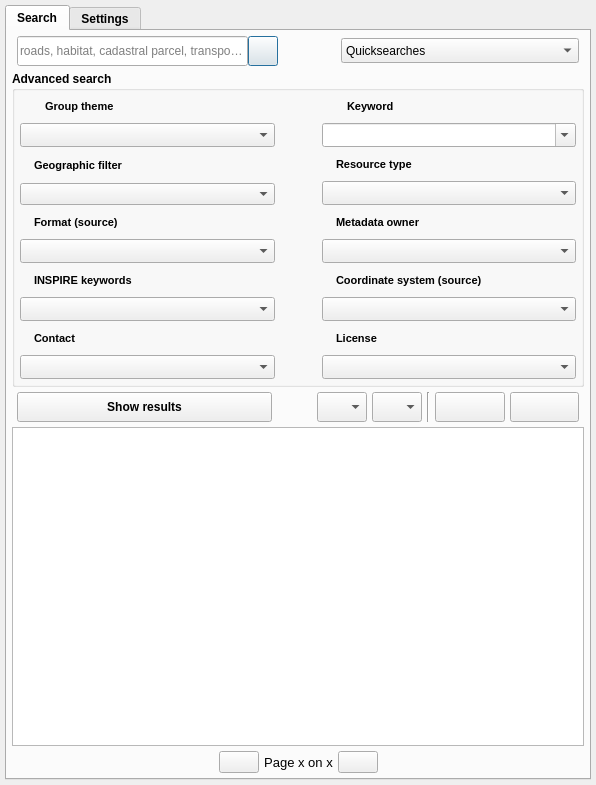
Qt form ui/isogeo_dockwidget_base.ui (isogeo/isogeo-plugin-qgis) before a commit.
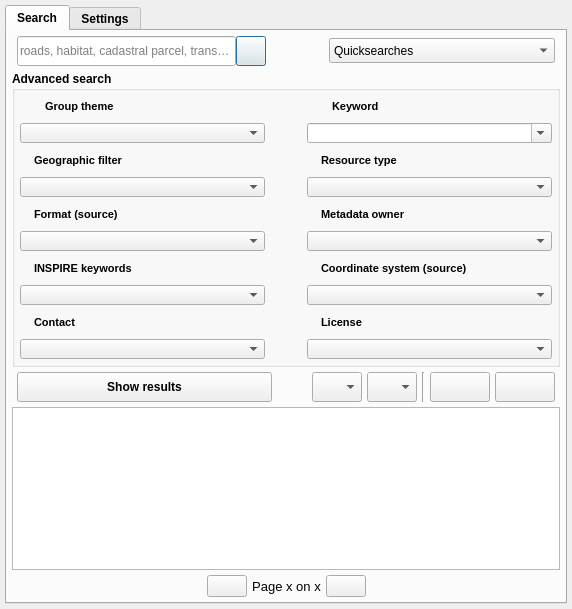
The same form after that commit. Icons and pictures are not drawn. Custom widgets are drawn as their Qt base class.

Commit message:
Decrease DockWidget minimum height
#421

Diff of the .ui file:
```diff
--- a/ui/isogeo_dockwidget_base.ui
+++ b/ui/isogeo_dockwidget_base.ui
@@ -6,14 +6,14 @@
    <rect>
     <x>0</x>
     <y>0</y>
-    <width>596</width>
-    <height>785</height>
+    <width>572</width>
+    <height>609</height>
    </rect>
   </property>
   <property name="minimumSize">
    <size>
-    <width>596</width>
-    <height>740</height>
+    <width>572</width>
+    <height>609</height>
    </size>
   </property>
   <property name="maximumSize">
@@ -145,7 +145,7 @@
            </font>
           </property>
           <property name="styleSheet">
-           <string notr="true">QgsCollapsibleGroupBoxBasic::title, QgsCollapsibleGroupBox::title {  subcontrol-origin: margin;  subcontrol-position: top left;  margin-left: 5px;  margin-right: 5px;  left: 0px;  top: 1px;}QgsCollapsibleGroupBoxBasic::title, QgsCollapsibleGroupBox::title {  subcontrol-origin: margin;  subcontrol-position: top left;  margin-left: 20px;  margin-right: 5px;  left: 0px;  top: 1px;}QgsCollapsibleGroupBoxBasic::title, QgsCollapsibleGroupBox::title {  subcontrol-origin: margin;  subcontrol-position: top left;  margin-left: 20px;  margin-right: 5px;  left: 0px;  top: 1px;}QgsCollapsibleGroupBoxBasic::title, QgsCollapsibleGroupBox::title {  subcontrol-origin: margin;  subcontrol-position: top left;  margin-left: 20px;  margin-right: 5px;  left: 0px;  top: 1px;}QgsCollapsibleGroupBoxBasic::title, QgsCollapsibleGroupBox::title {  subcontrol-origin: margin;  subcontrol-position: top left;  margin-left: 20px;  margin-right: 5px;  left: 0px;  top: 1px;}QgsCollapsibleGroupBoxBasic::title, QgsCollapsibleGroupBox::title {  subcontrol-origin: margin;  subcontrol-position: top left;  margin-left: 20px;  margin-right: 5px;  left: 0px;  top: 1px;}QgsCollapsibleGroupBoxBasic::title, QgsCollapsibleGroupBox::title {  subcontrol-origin: margin;  subcontrol-position: top left;  margin-left: 20px;  margin-right: 5px;  left: 0px;  top: 1px;}QgsCollapsibleGroupBoxBasic::title, QgsCollapsibleGroupBox::title {  subcontrol-origin: margin;  subcontrol-position: top left;  margin-left: 20px;  margin-right: 5px;  left: 0px;  top: 1px;}</string>
+           <string notr="true">QgsCollapsibleGroupBoxBasic::title, QgsCollapsibleGroupBox::title {  subcontrol-origin: margin;  subcontrol-position: top left;  margin-left: 5px;  margin-right: 5px;  left: 0px;  top: 1px;}QgsCollapsibleGroupBoxBasic::title, QgsCollapsibleGroupBox::title {  subcontrol-origin: margin;  subcontrol-position: top left;  margin-left: 20px;  margin-right: 5px;  left: 0px;  top: 1px;}QgsCollapsibleGroupBoxBasic::title, QgsCollapsibleGroupBox::title {  subcontrol-origin: margin;  subcontrol-position: top left;  margin-left: 20px;  margin-right: 5px;  left: 0px;  top: 1px;}QgsCollapsibleGroupBoxBasic::title, QgsCollapsibleGroupBox::title {  subcontrol-origin: margin;  subcontrol-position: top left;  margin-left: 20px;  margin-right: 5px;  left: 0px;  top: 1px;}QgsCollapsibleGroupBoxBasic::title, QgsCollapsibleGroupBox::title {  subcontrol-origin: margin;  subcontrol-position: top left;  margin-left: 20px;  margin-right: 5px;  left: 0px;  top: 1px;}QgsCollapsibleGroupBoxBasic::title, QgsCollapsibleGroupBox::title {  subcontrol-origin: margin;  subcontrol-position: top left;  margin-left: 20px;  margin-right: 5px;  left: 0px;  top: 1px;}QgsCollapsibleGroupBoxBasic::title, QgsCollapsibleGroupBox::title {  subcontrol-origin: margin;  subcontrol-position: top left;  margin-left: 20px;  margin-right: 5px;  left: 0px;  top: 1px;}QgsCollapsibleGroupBoxBasic::title, QgsCollapsibleGroupBox::title {  subcontrol-origin: margin;  subcontrol-position: top left;  margin-left: 20px;  margin-right: 5px;  left: 0px;  top: 1px;}QgsCollapsibleGroupBoxBasic::title, QgsCollapsibleGroupBox::title {  subcontrol-origin: margin;  subcontrol-position: top left;  margin-left: 20px;  margin-right: 5px;  left: 0px;  top: 1px;}</string>
           </property>
           <property name="title">
            <string>Advanced search</string>
```
Left out of the diff: 2 changed lines with no effect on the pictures. The commit also changes 1 other file.
